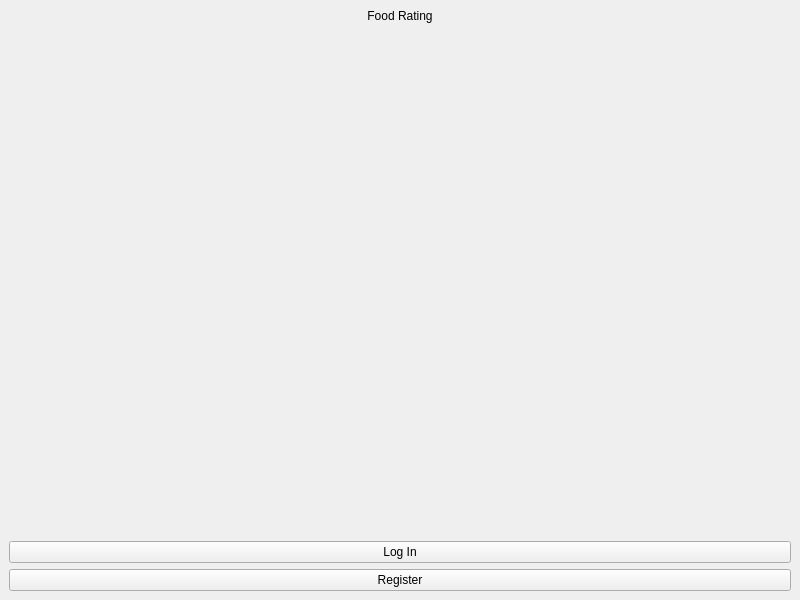
The window that src/ui/start.ui (JSpencerPittman/FoodRating) describes before a commit, drawn with Qt 5.
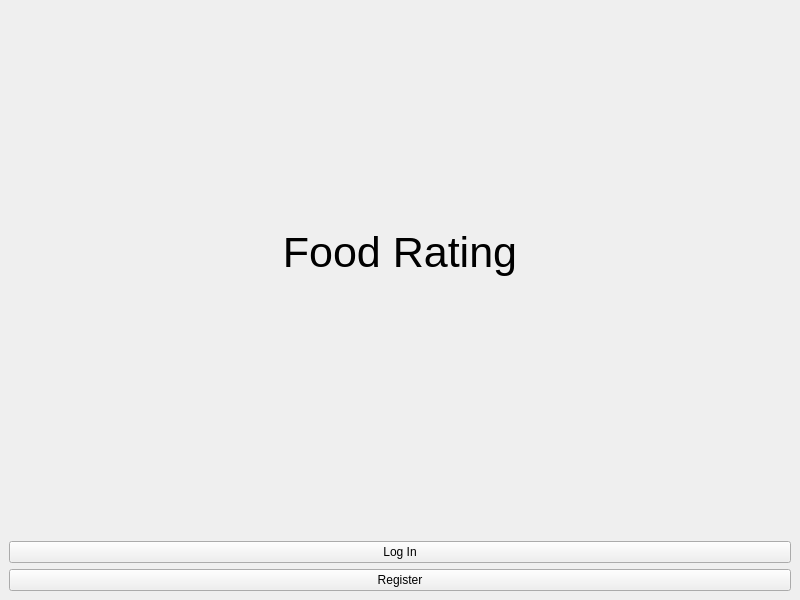
The same window after the commit.

Commit message: Added clarifying labels and style changes

```diff
--- a/src/ui/start.ui
+++ b/src/ui/start.ui
@@ -17,6 +17,11 @@
    <layout class="QVBoxLayout" name="verticalLayout">
     <item>
      <widget class="QLabel" name="label">
+      <property name="font">
+       <font>
+        <pointsize>32</pointsize>
+       </font>
+      </property>
       <property name="text">
        <string>Food Rating</string>
       </property>
@@ -30,6 +35,9 @@
       <property name="orientation">
        <enum>Qt::Vertical</enum>
       </property>
+      <property name="sizeType">
+       <enum>QSizePolicy::Maximum</enum>
+      </property>
       <property name="sizeHint" stdset="0">
        <size>
         <width>20</width>
```
The commit also changes 4 other files.
